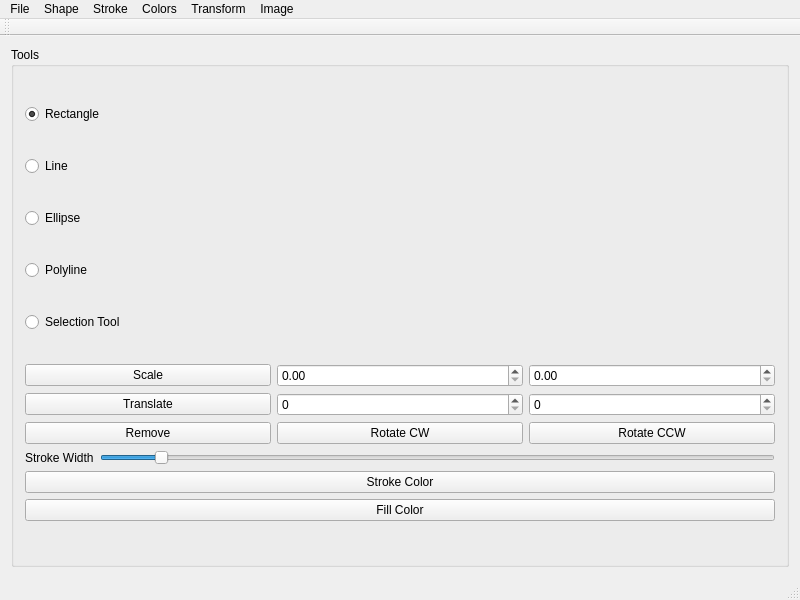
Old version of the form Programming/xPaint/xPaint/xpaintwindow.ui in the repository d-kunin/bsuir-cs.
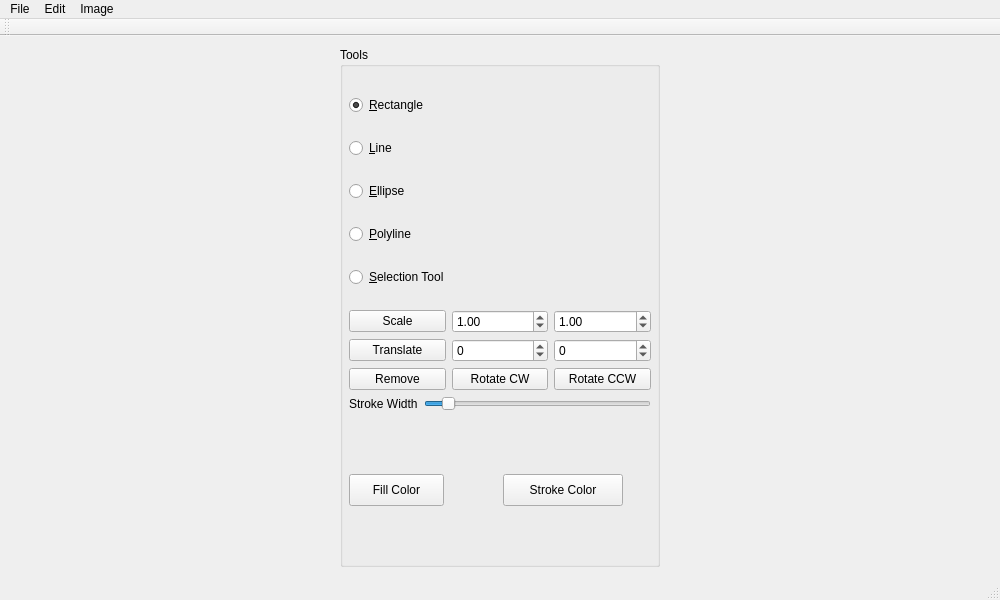
New version of the form.

Commit message: [PROG] UI updated, signals added.

Diff of the .ui file:
```diff
--- a/Programming/xPaint/xPaint/xpaintwindow.ui
+++ b/Programming/xPaint/xPaint/xpaintwindow.ui
@@ -6,7 +6,7 @@
    <rect>
     <x>0</x>
     <y>0</y>
-    <width>800</width>
+    <width>1000</width>
     <height>600</height>
    </rect>
   </property>
@@ -28,32 +28,83 @@
      <layout class="QHBoxLayout" name="_layout">
       <item>
        <widget class="QGroupBox" name="groupBox">
+        <property name="maximumSize">
+         <size>
+          <width>320</width>
+          <height>16777215</height>
+         </size>
+        </property>
         <property name="title">
          <string>Tools</string>
         </property>
         <layout class="QGridLayout" name="gridLayout_2">
+         <property name="leftMargin">
+          <number>6</number>
+         </property>
+         <property name="rightMargin">
+          <number>6</number>
+         </property>
+         <item row="1" column="0">
+          <widget class="QRadioButton" name="_rbLine">
+           <property name="text">
+            <string>&amp;Line</string>
+           </property>
+          </widget>
+         </item>
+         <item row="0" column="0">
+          <widget class="QRadioButton" name="_rbRect">
+           <property name="text">
+            <string>&amp;Rectangle</string>
+           </property>
+           <property name="checked">
+            <bool>true</bool>
+           </property>
+          </widget>
+         </item>
+         <item row="2" column="0">
+          <widget class="QRadioButton" name="_rbEllipse">
+           <property name="text">
+            <string>&amp;Ellipse</string>
+           </property>
+          </widget>
+         </item>
          <item row="5" column="0">
           <layout class="QVBoxLayout" name="verticalLayout">
            <item>
             <layout class="QGridLayout" name="_editPanel">
-             <item row="1" column="0">
-              <widget class="QPushButton" name="_btnTranslate">
+             <item row="2" column="2">
+              <widget class="QPushButton" name="_btnRotateCCW">
                <property name="text">
-                <string>Translate</string>
+                <string>Rotate CCW</string>
                </property>
               </widget>
              </item>
-             <item row="0" column="2">
-              <widget class="QDoubleSpinBox" name="_sbScaleY"/>
-             </item>
-             <item row="0" column="1">
-              <widget class="QDoubleSpinBox" name="_sbScaleX"/>
-             </item>
-             <item row="1" column="2">
-              <widget class="QSpinBox" name="_sbTransY"/>
-             </item>
              <item row="1" column="1">
-              <widget class="QSpinBox" name="_sbTransX"/>
+              <widget class="QSpinBox" name="_sbTransX">
+               <property name="minimum">
+                <number>-1000</number>
+               </property>
+               <property name="maximum">
+                <number>1000</number>
+               </property>
+              </widget>
+             </item>
+             <item row="1" column="2">
+              <widget class="QSpinBox" name="_sbTransY">
+               <property name="minimum">
+                <number>-1000</number>
+               </property>
+               <property name="maximum">
+                <number>1000</number>
+               </property>
+              </widget>
+             </item>
+             <item row="2" column="1">
+              <widget class="QPushButton" name="_btnRotateCW">
+               <property name="text">
+                <string>Rotate CW</string>
+               </property>
+              </widget>
              </item>
              <item row="0" column="0">
               <widget class="QPushButton" name="_btnScale">
@@ -69,17 +120,36 @@
                </property>
               </widget>
              </item>
-             <item row="2" column="1">
-              <widget class="QPushButton" name="_btnRotateCW">
-               <property name="text">
-                <string>Rotate CW</string>
+             <item row="0" column="2">
+              <widget class="QDoubleSpinBox" name="_sbScaleY">
+               <property name="minimum">
+                <double>-99.989999999999995</double>
                </property>
+               <property name="singleStep">
+                <double>0.100000000000000</double>
+               </property>
+               <property name="value">
+                <double>1.000000000000000</double>
+               </property>
               </widget>
              </item>
-             <item row="2" column="2">
-              <widget class="QPushButton" name="_btnRotateCCW">
+             <item row="0" column="1">
+              <widget class="QDoubleSpinBox" name="_sbScaleX">
+               <property name="minimum">
+                <double>-99.989999999999995</double>
+               </property>
+               <property name="singleStep">
+                <double>0.100000000000000</double>
+               </property>
+               <property name="value">
+                <double>1.000000000000000</double>
+               </property>
+              </widget>
+             </item>
+             <item row="1" column="0">
+              <widget class="QPushButton" name="_btnTranslate">
                <property name="text">
-                <string>Rotate CCW</string>
+                <string>Translate</string>
                </property>
               </widget>
              </item>
@@ -121,60 +191,78 @@
              </item>
             </layout>
            </item>
-           <item>
-            <widget class="QPushButton" name="pushButton">
-             <property name="text">
-              <string>Stroke Color</string>
-             </property>
-            </widget>
-           </item>
-           <item>
-            <widget class="QPushButton" name="pushButton_2">
-             <property name="text">
-              <string>Fill Color</string>
-             </property>
-            </widget>
-           </item>
           </layout>
          </item>
-         <item row="0" column="0">
-          <widget class="QRadioButton" name="radioButton">
-           <property name="text">
-            <string>Rectangle</string>
-           </property>
-           <property name="checked">
-            <bool>true</bool>
-           </property>
-          </widget>
-         </item>
-         <item row="2" column="0">
-          <widget class="QRadioButton" name="radioButton_6">
-           <property name="text">
-            <string>Ellipse</string>
-           </property>
-          </widget>
-         </item>
-         <item row="1" column="0">
-          <widget class="QRadioButton" name="radioButton_5">
-           <property name="text">
-            <string>Line</string>
-           </property>
-          </widget>
-         </item>
-         <item row="3" column="0">
-          <widget class="QRadioButton" name="radioButton_4">
-           <property name="text">
-            <string>Polyline</string>
-           </property>
-          </widget>
-         </item>
          <item row="4" column="0">
-          <widget class="QRadioButton" name="radioButton_7">
+          <widget class="QRadioButton" name="_rbSelection">
            <property name="text">
-            <string>Selection Tool</string>
+            <string>&amp;Selection Tool</string>
            </property>
           </widget>
          </item>
+         <item row="3" column="0">
+          <widget class="QRadioButton" name="_rbPoly">
+           <property name="text">
+            <string>&amp;Polyline</string>
+           </property>
+          </widget>
+         </item>
+         <item row="6" column="0">
+          <layout class="QHBoxLayout" name="_colors">
+           <property name="spacing">
+            <number>5</number>
+           </property>
+           <property name="sizeConstraint">
+            <enum>QLayout::SetMaximumSize</enum>
+           </property>
+           <item>
+            <widget class="QWidget" name="_colorFill" native="true">
+             <property name="maximumSize">
+              <size>
+               <width>150</width>
+               <height>100</height>
+              </size>
+             </property>
+             <widget class="QPushButton" name="_btnFillColor">
+              <property name="geometry">
+               <rect>
+                <x>0</x>
+                <y>40</y>
+                <width>95</width>
+                <height>32</height>
+               </rect>
+              </property>
+              <property name="text">
+               <string>Fill Color</string>
+              </property>
+             </widget>
+            </widget>
+           </item>
+           <item>
+            <widget class="QWidget" name="_colorStroke" native="true">
+             <property name="maximumSize">
+              <size>
+               <width>150</width>
+               <height>100</height>
+              </size>
+             </property>
+             <widget class="QPushButton" name="_btnStrokeColor">
+              <property name="geometry">
+               <rect>
+                <x>0</x>
+                <y>40</y>
+                <width>120</width>
+                <height>32</height>
+               </rect>
+              </property>
+              <property name="text">
+               <string>Stroke Color</string>
+              </property>
+             </widget>
+            </widget>
+           </item>
+          </layout>
+         </item>
         </layout>
        </widget>
       </item>
@@ -187,45 +275,16 @@
     <rect>
      <x>0</x>
      <y>0</y>
-     <width>800</width>
+     <width>1000</width>
      <height>22</height>
     </rect>
    </property>
    <widget class="QMenu" name="menuSelect_Tool">
     <property name="title">
-     <string>Shape</string>
+     <string>Edit</string>
     </property>
-    <addaction name="actionLine"/>
-    <addaction name="actionRect"/>
-    <addaction name="actionEllipse"/>
-    <addaction name="actionPolyline"/>
-    <addaction name="separator"/>
     <addaction name="actionRemove_Last"/>
     <addaction name="actionClear_All"/>
-    <addaction name="actionSelection_Tool"/>
-   </widget>
-   <widget class="QMenu" name="menuStroke">
-    <property name="title">
-     <string>Stroke</string>
-    </property>
-    <addaction name="actionIncWidth"/>
-    <addaction name="actionDecWidth"/>
-   </widget>
-   <widget class="QMenu" name="menuColors">
-    <property name="title">
-     <string>Colors</string>
-    </property>
-    <addaction name="actionStroke_Color"/>
-    <addaction name="actionFill_Color"/>
-   </widget>
-   <widget class="QMenu" name="menuTransform">
-    <property name="title">
-     <string>Transform</string>
-    </property>
-    <addaction name="actionScale_Up"/>
-    <addaction name="actionScale_Down"/>
-    <addaction name="actionRotate_CW"/>
-    <addaction name="actionRotate_CCW"/>
    </widget>
    <widget class="QMenu" name="menuImage">
     <property name="title">
@@ -242,9 +301,6 @@
    </widget>
    <addaction name="menuFile"/>
    <addaction name="menuSelect_Tool"/>
-   <addaction name="menuStroke"/>
-   <addaction name="menuColors"/>
-   <addaction name="menuTransform"/>
    <addaction name="menuImage"/>
   </widget>
   <widget class="QToolBar" name="mainToolBar">
@@ -256,16 +312,6 @@
    </attribute>
   </widget>
   <widget class="QStatusBar" name="statusBar"/>
-  <action name="actionRect">
-   <property name="text">
-    <string>Rect</string>
-   </property>
-  </action>
-  <action name="actionEllipse">
-   <property name="text">
-    <string>Ellipse</string>
-   </property>
-  </action>
   <action name="actionRemove_Last">
    <property name="text">
     <string>Remove Last</string>
@@ -276,61 +322,6 @@
     <string>Clear All</string>
    </property>
   </action>
-  <action name="actionLine">
-   <property name="text">
-    <string>Line</string>
-   </property>
-  </action>
-  <action name="actionIncWidth">
-   <property name="text">
-    <string>+ Width</string>
-   </property>
-  </action>
-  <action name="actionDecWidth">
-   <property name="text">
-    <string>- Width</string>
-   </property>
-  </action>
-  <action name="actionPolyline">
-   <property name="text">
-    <string>Polyline</string>
-   </property>
-  </action>
-  <action name="actionSelection_Tool">
-   <property name="text">
-    <string>Selection Tool</string>
-   </property>
-  </action>
-  <action name="actionStroke_Color">
-   <property name="text">
-    <string>Stroke Color</string>
-   </property>
-  </action>
-  <action name="actionFill_Color">
-   <property name="text">
-    <string>Fill Color</string>
-   </property>
-  </action>
-  <action name="actionScale_Up">
-   <property name="text">
-    <string>Scale Up</string>
-   </property>
-  </action>
-  <action name="actionScale_Down">
-   <property name="text">
-    <string>Scale Down</string>
-   </property>
-  </action>
-  <action name="actionRotate_CW">
-   <property name="text">
-    <string>Rotate CW</string>
-   </property>
-  </action>
-  <action name="actionRotate_CCW">
-   <property name="text">
-    <string>Rotate CCW</string>
-   </property>
-  </action>
   <action name="actionLena">
    <property name="text">
     <string>Lena</string>
```
The commit also changes 3 other files.
